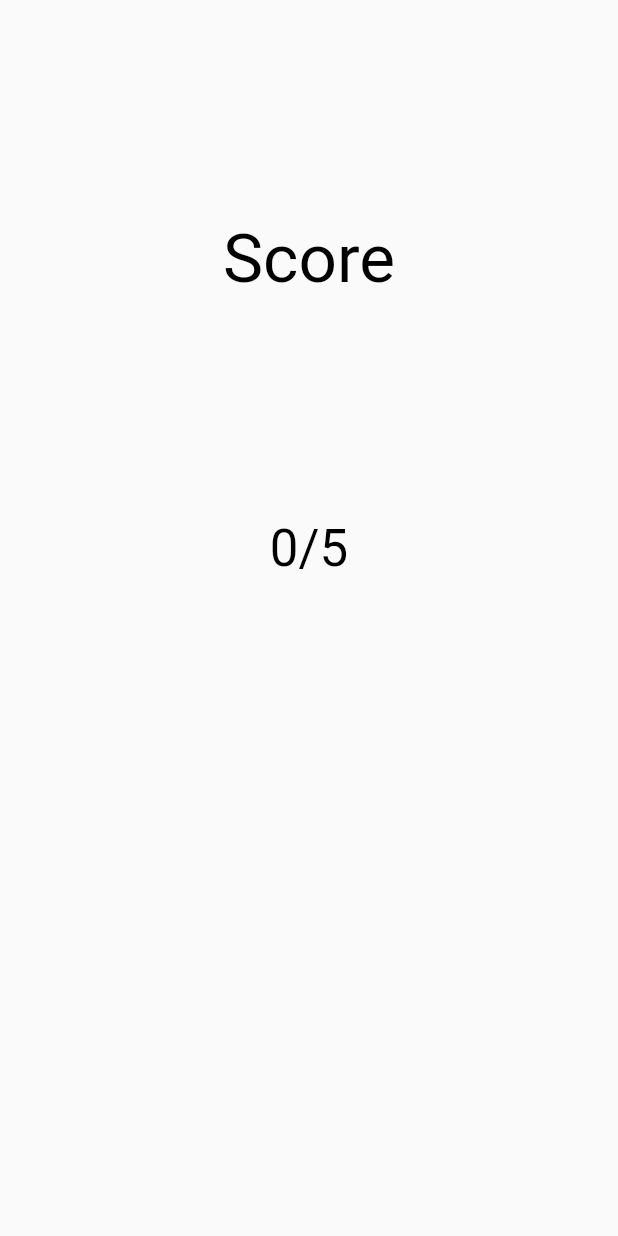
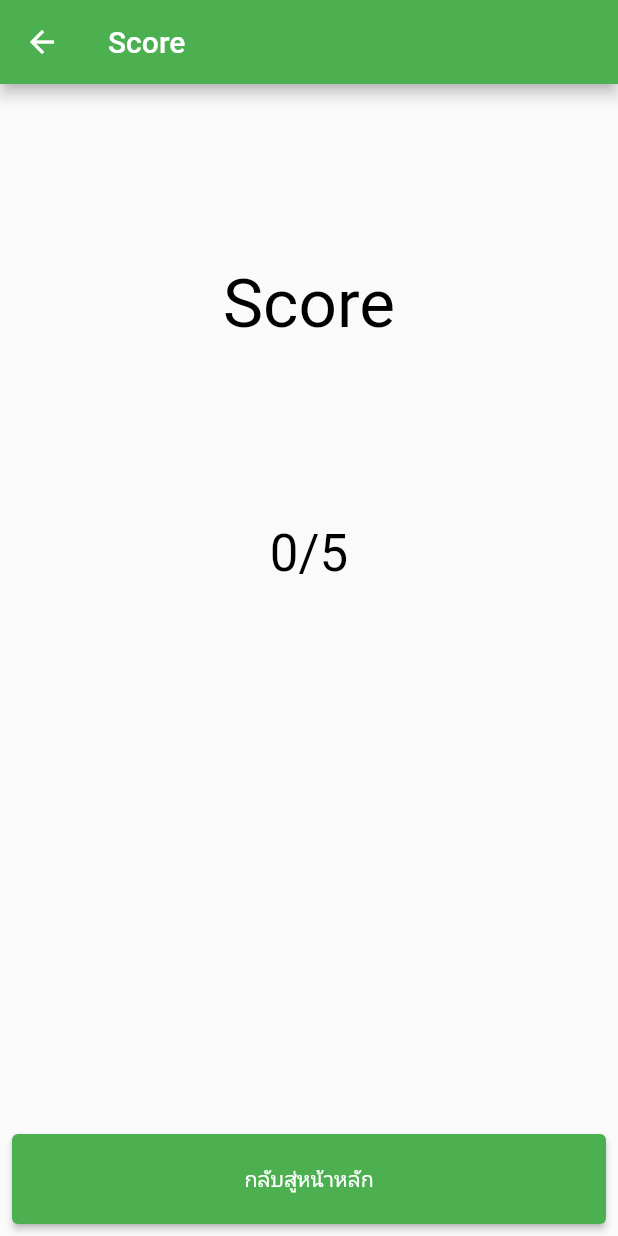
Before and after one commit to fax-yanapat/flashback-webapp, a Flutter app: the ScoreScreen screen opened directly, on a phone screen of 412 x 824 dp. Run offline on Flutter 3.47's test engine with Material 2 defaults, Android fonts, the phone set to English and light mode, and no system bars; our stand-ins replace firebase_auth, firebase_core, fluttertoast, form_field_validator, get; missing offline and left inert: dart:js; accounts and stored records are empty.

Commit message:
Update on Login and Quiz

```diff
--- a/lib/controllers/question_controller.dart
+++ b/lib/controllers/question_controller.dart
@@ -1,3 +1,6 @@
+import 'dart:js';
+
+import 'package:flutter/material.dart';
 import 'package:flutter_application_1/model/question.dart';
 import 'package:flutter/widgets.dart';
 import 'package:flutter_application_1/screen/quiz/quiz_score.dart';
--- a/lib/main.dart
+++ b/lib/main.dart
@@ -1,8 +1,6 @@
 import 'package:flutter/material.dart';
-import 'package:flutter_application_1/screen/quiz/quiz_score.dart';
-import 'package:flutter_application_1/screen/welcome_screen/welcome.dart';
-import 'package:flutter_application_1/screen/quiz/quiz_home.dart';
 import 'package:get/get.dart';
+import 'screen/welcome_screen/welcome.dart';
 
 void main() {
   runApp(MyApp());
@@ -17,6 +15,6 @@ class MyApp extends StatelessWidget {
         theme: ThemeData(
           primarySwatch: Colors.green,
         ),
-        home: homeQuizScreen());
+        home: WelcomeScreen());
   }
 }
--- a/lib/screen/quiz/quiz_score.dart
+++ b/lib/screen/quiz/quiz_score.dart
@@ -1,6 +1,9 @@
 import 'package:flutter/material.dart';
 import 'package:flutter_application_1/controllers/question_controller.dart';
+import 'package:flutter_application_1/screen/quiz/quiz_main.dart';
 import 'package:get/get.dart';
+
+import 'quiz_home.dart';
 
 class ScoreScreen extends StatelessWidget {
   const ScoreScreen({Key? key}) : super(key: key);
@@ -9,6 +12,9 @@ class ScoreScreen extends StatelessWidget {
   Widget build(BuildContext context) {
     QuestionController _qnController = Get.put(QuestionController());
     return Scaffold(
+      appBar: AppBar(
+        title: Text("Score"),
+      ),
       body: Stack(
         fit: StackFit.expand,
         children: [
@@ -29,6 +35,22 @@ class ScoreScreen extends StatelessWidget {
                     ?.copyWith(color: Colors.black),
               ),
               Spacer(flex: 3),
+              Padding(
+                padding: const EdgeInsets.all(8.0),
+                child: SizedBox(
+                  width: double.infinity,
+                  height: 60,
+                  child: ElevatedButton(
+                    child: Text("กลับสู่หน้าหลัก"),
+                    onPressed: () {
+                      Navigator.pushReplacement(context,
+                          MaterialPageRoute(builder: ((context) {
+                        return homeQuizScreen();
+                      })));
+                    },
+                  ),
+                ),
+              ),
             ],
           ),
         ],
```
Also changed, not shown: lib/screen/welcome_screen/welcome.dart (+4 -13 lines), 1 other file.
